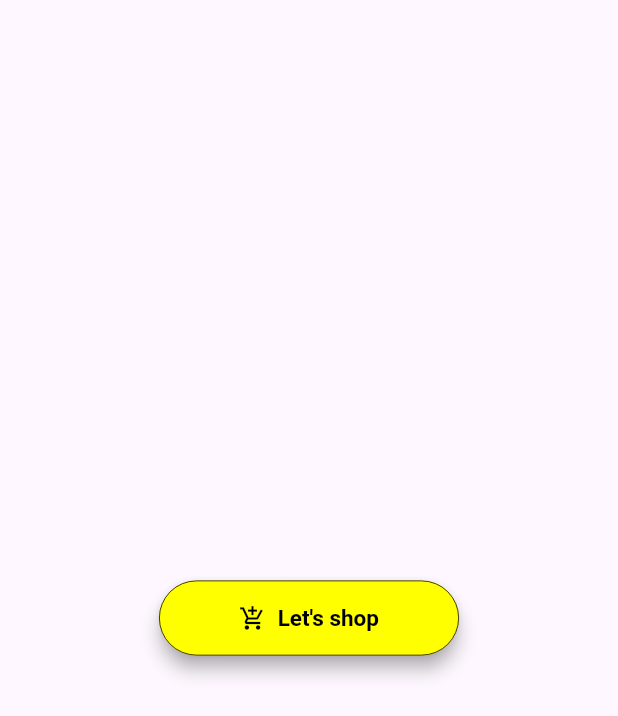
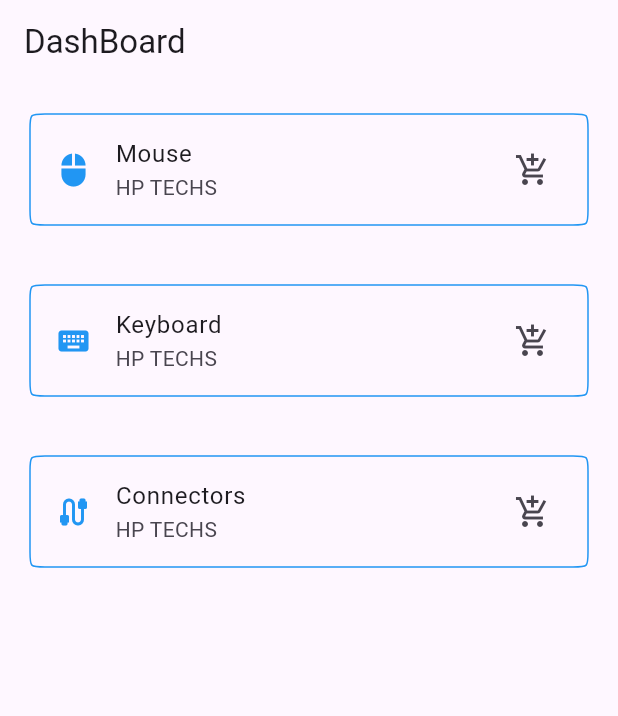
Before and after one commit to haristar/SecondFlutter, a Flutter app: the Home screen opened directly, on a phone screen of 412 x 824 dp. Shown: the top 716 px of the screen. Run offline on Flutter 3.47's test engine with Material 3 defaults, Android fonts, the phone set to English and light mode, and no system bars; our stand-ins replace font_awesome_flutter.

Commit message:
CustomWidget Commit

```diff
--- a/lib/main.dart
+++ b/lib/main.dart
@@ -14,6 +14,6 @@ class MyApp extends StatelessWidget {
         title: "Third App",
         themeMode: ThemeMode.system,
         debugShowCheckedModeBanner: false,
-        home: AppBarr());
+        home: Home());
   }
 }
--- a/lib/screen/Home.dart
+++ b/lib/screen/Home.dart
@@ -1,4 +1,6 @@
 import 'package:flutter/material.dart';
+
+import '/widgets/CustomPad.dart';
 
 class Home extends StatelessWidget {
   const Home({super.key});
@@ -6,23 +8,16 @@ class Home extends StatelessWidget {
   @override
   Widget build(BuildContext context) {
     return Scaffold(
-      body: Center(
-        child: OutlinedButton.icon(
-          icon: Icon(Icons.add_shopping_cart),
-          label: Text("Let's shop"),
-          onPressed: (){},
-          style: ElevatedButton.styleFrom(
-            padding: EdgeInsets.all(10.0),
-            fixedSize: Size(200.0, 50.0),
-            textStyle: TextStyle(fontWeight: FontWeight.bold, fontSize: 15.0),
-            primary: Colors.yellowAccent,
-            onPrimary: Colors.black,
-            elevation: 5,
-            shadowColor: Colors.grey,
-            side: BorderSide(color: Colors.black, width: 0.5),
-            shape: StadiumBorder(),
-          ),
-        ),
+      appBar: AppBar(
+        title: Text("DashBoard"),
+      ),
+      body: ListView(
+        children: [
+          CustomPad(title: "Mouse",subtitle: "HP TECHS", leadingicon: Icons.mouse),
+          CustomPad(title: "Keyboard",subtitle: "HP TECHS", leadingicon: Icons.keyboard),
+          CustomPad(title: "Connectors",subtitle: "HP TECHS", leadingicon: Icons.cable),
+
+        ],
       ),
     );
   }
--- /dev/null
+++ b/lib/widgets/CustomPad.dart
@@ -0,0 +1,37 @@
+import 'package:flutter/material.dart';
+class CustomPad extends StatelessWidget {
+
+  String title, subtitle;
+  IconData leadingicon, trailingicon;
+
+  CustomPad({
+    required this.title,
+    required this.subtitle,
+    this.leadingicon = Icons.label,
+    this.trailingicon = Icons.add_shopping_cart,
+  });
+
+  // const CustomPad({
+  //   super.key,
+  // });
+
+  @override
+  Widget build(BuildContext context) {
+    return Padding(
+      padding: const EdgeInsets.all(20.0),
+      child: ListTile(
+        shape: ContinuousRectangleBorder(
+            borderRadius: BorderRadius.circular(10.0),
+            side: BorderSide(
+              width: 1.0,
+              color: Colors.blue,
+            )
+        ),
+        leading: Icon(leadingicon,color: Colors.blue,),
+        title: Text(title),
+        subtitle: Text(subtitle),
+        trailing: Icon(trailingicon,),
+      ),
+    );
+  }
+}
```
